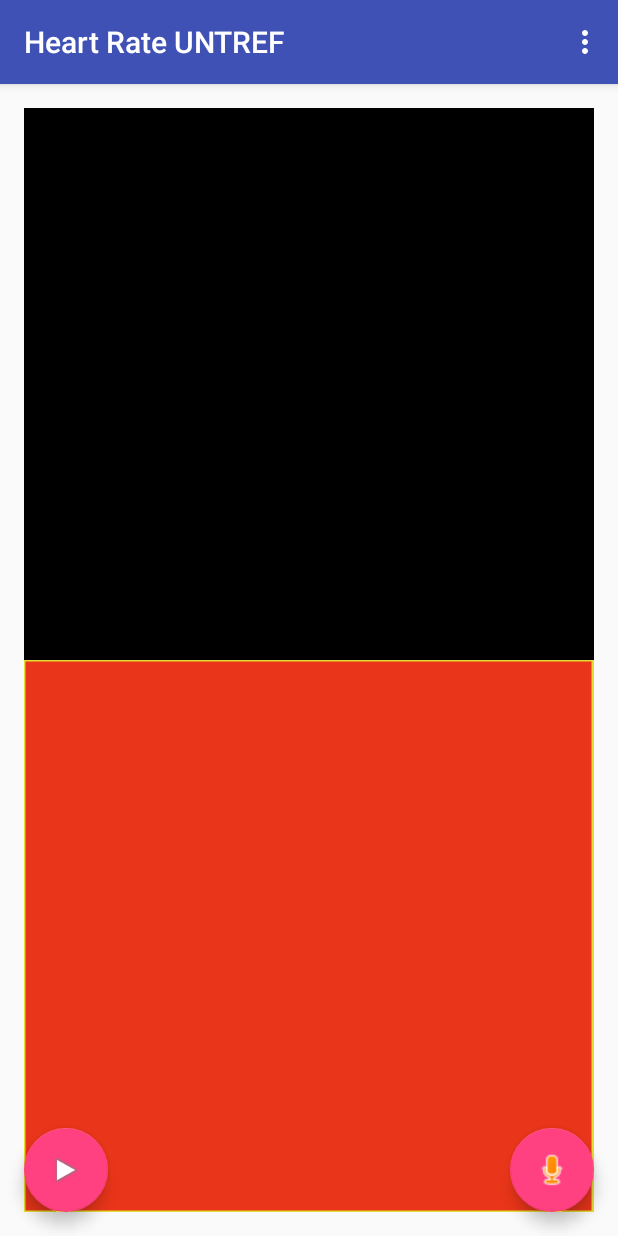
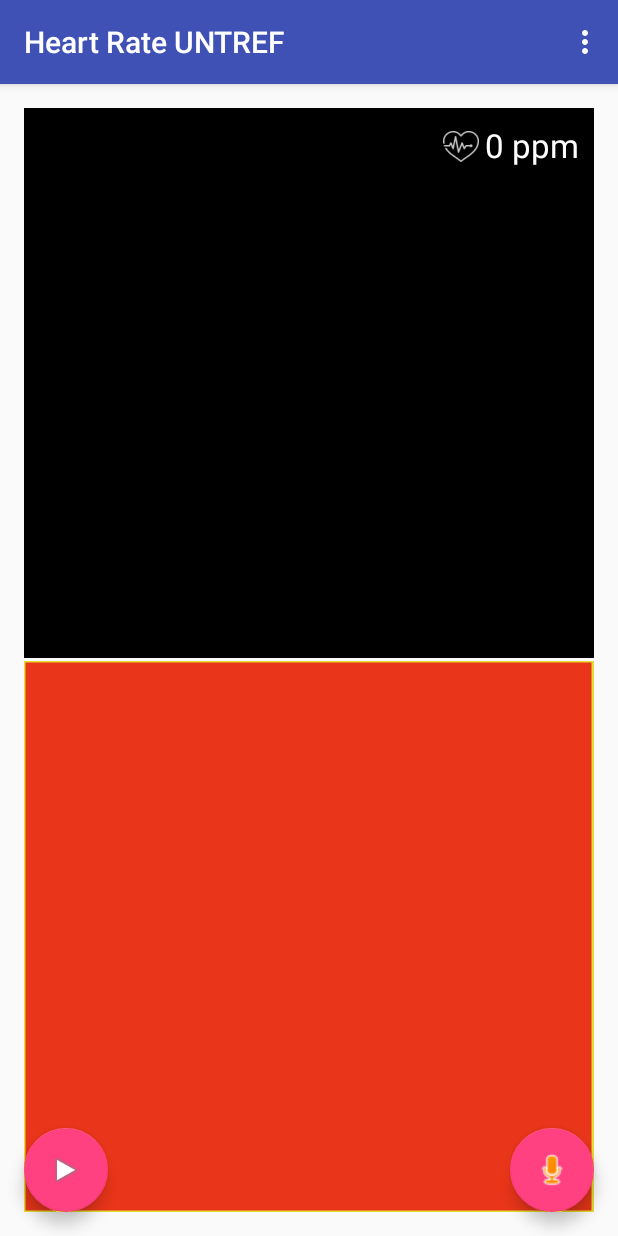
Before and after one commit to davidPerezRamirez/stethoscopeApp, an Android app: the screen it shows after launch (MainActivity), on a phone screen of 412 x 824 dp. Run offline under Robolectric (Android 15) with nearby library versions, the phone set to English and light mode, and no system bars; our stand-ins replace ButterKnife; 1 statement that could not run was skipped.

Commit message:
refactoriza y muestra calculo de frecuencia cardiaca en pantalla principal

```diff
--- a/app/src/main/java/com/newventuresoftware/waveformdemo/MainActivity.java
+++ b/app/src/main/java/com/newventuresoftware/waveformdemo/MainActivity.java
@@ -23,12 +23,16 @@ import android.support.v4.app.ActivityCompat;
 import android.support.v4.content.ContextCompat;
 import android.support.v7.app.AppCompatActivity;
 import android.support.v7.widget.Toolbar;
+import android.util.DisplayMetrics;
 import android.util.Log;
 import android.view.Menu;
 import android.view.MenuItem;
 import android.view.View;
+import android.widget.RelativeLayout;
+import android.widget.TextView;
 
 import com.newventuresoftware.waveform.WaveformView;
+import com.newventuresoftware.waveformdemo.modelo.HeartRate;
 import com.newventuresoftware.waveformdemo.listener.AudioDataReceivedListener;
 import com.newventuresoftware.waveformdemo.listener.PlaybackListener;
 import com.newventuresoftware.waveformdemo.theard.PlaybackThread;
@@ -60,9 +64,14 @@ public class MainActivity extends AppCompatActivity {
     FloatingActionButton fab;
     @BindView(R.id.playFab)
     FloatingActionButton playFab;
+    @BindView(R.id.tv_heartRate)
+    TextView tvHeartRate;
+    @BindView(R.id.rl_containerRecordAudio)
+    RelativeLayout containerRecordAudio;
 
     private RecordingThread mRecordingThread;
     private PlaybackThread mPlaybackThread;
+    private HeartRate heartRate;
 
     @Override
     protected void onCreate(Bundle savedInstanceState) {
@@ -75,12 +84,25 @@ public class MainActivity extends AppCompatActivity {
             @Override
             public void onAudioDataReceived(byte[] data) {
                 short[] buffer = convertArrayByteToArrayShort(data);
+
                 mRealtimeWaveformView.setSamples(buffer);
             }
         });
-
+        this.updateTextViewHeartRate("0");
         this.initializeRecordButton();
         this.initializePlayRecord();
+    }
+
+    private void updateTextViewHeartRate(String heartRateString) {
+        tvHeartRate.setText(heartRateString + " ppm");
+    }
+
+    private void initializeHeartRate(short[] data, int audioLength) {
+        int samplesByGroup = 600;
+
+        this.heartRate = new HeartRate(data, audioLength, samplesByGroup);
+
+        updateTextViewHeartRate(String.valueOf(heartRate.calculateHeartRate()));
     }
 
     private void initializeRecordButton() {
@@ -110,6 +132,7 @@ public class MainActivity extends AppCompatActivity {
         mPlaybackView.setChannels(2);
         mPlaybackView.setSampleRate(PlaybackThread.SAMPLE_RATE);
         mPlaybackView.setSamples(samples);
+        this.initializeHeartRate(samples, mPlaybackView.getAudioLength());
 
         playFab.setOnClickListener(new View.OnClickListener() {
             @Override
@@ -154,7 +177,7 @@ public class MainActivity extends AppCompatActivity {
         byte[] data;
 
         if (mRecordingThread.getTrackRecord() == null) {
-            InputStream is = getResources().openRawResource(R.raw.normal);
+            InputStream is = getResources().openRawResource(R.raw.pulsacion);
 
             try {
                 data = IOUtils.toByteArray(is);
--- a/waveform/src/main/java/com/newventuresoftware/waveform/utils/HeartRate.java
+++ b/app/src/main/java/com/newventuresoftware/waveformdemo/modelo/HeartRate.java
@@ -1,34 +1,32 @@
-package com.newventuresoftware.waveform.utils;
+package com.newventuresoftware.waveformdemo.modelo;
+
+import com.newventuresoftware.waveformdemo.repository.PulseRepository;
 
 import java.util.ArrayList;
 import java.util.List;
 
 public class HeartRate {
 
-    private List<Integer> pulses;
+    private static final int DELTA_MIN_VALUE_PULSE = 220;
+
+    private short[] pulses;
     private Integer audioLength;
 
-    public HeartRate(int audioLength) {
-        this.pulses = new ArrayList<>();
+    public HeartRate(short[] pulses, int audioLength, int samplesSize) {
+
+        PulseRepository pulseRepository = new PulseRepository(pulses, samplesSize);
+        this.pulses = pulseRepository.getPulsesWithLowPassFilter(DELTA_MIN_VALUE_PULSE);
         this.audioLength = audioLength;
     }
 
-    public void savePulse(short pulse) {
-
-        int intPulse = Math.abs(pulse);
-
-        this.pulses.add(intPulse);
-    }
-
     private int averagePulse() {
-
         int sumatoria = 0;
 
         for (int pulse : this.pulses) {
             sumatoria += pulse;
         }
 
-        return sumatoria / this.pulses.size();
+        return sumatoria / this.pulses.length;
     }
 
     private int getCantMaxPulses() {
@@ -59,51 +57,48 @@ public class HeartRate {
         return (int) (heartRate);
     }
 
-    private List<Integer> getMaxPulses() {
+    private short[] getMaxPulses() {
         int average = this.averagePulse();
         int desviacionStandard = this.getStartDeviation() / 2;
-        List<Integer> maximos = new ArrayList<>();
+        List<Short> maximos = new ArrayList<>();
+        short[] arrayMaximos;
 
-        for (int pulse : this.pulses) {
+        for (short pulse : this.pulses) {
             if (pulse >= (average - desviacionStandard) && pulse <= (average + desviacionStandard)) {
                 maximos.add(pulse);
             }
         }
 
-        return maximos;
+        arrayMaximos = new short[maximos.size()];
+        for (int i=0; i < maximos.size(); i++) {
+            arrayMaximos[i] = maximos.get(i);
+        }
+
+        return arrayMaximos;
     }
 
-    public int getStartDeviation() {
-        double sum = 0;
-        double finalsum = 0;
-        double average = 0;
-
-        for (double i : this.pulses) {
-            finalsum = (sum += i);
-        }
-
-        average = finalsum / (this.pulses.size());
-        System.out.println("Average: " + average);
-
+    private int getStartDeviation() {
+        double average;
         double sumX = 0;
         double finalsumX = 0;
+        Double AverageX;
+        Double SquareRoot;
         double[] x1_average = new double[2000];
-        for (int i = 0; i < this.pulses.size(); i++) {
-            double fvalue = (Math.pow((this.pulses.get(i) - average), 2));
+
+        average = this.averagePulse();
+        System.out.println("Average: " + average);
+        for (int i = 0; i < this.pulses.length; i++) {
+            double fvalue = (Math.pow((this.pulses[i] - average), 2));
             x1_average[i] = fvalue;
             System.out.println("test: " + fvalue);
         }
-
         for (double i : x1_average) {
             finalsumX = (sumX += i);
         }
-
-        Double AverageX = finalsumX / (this.pulses.size());
-
-        Double SquareRoot = Math.sqrt(AverageX);
+        AverageX = finalsumX / (this.pulses.length);
+        SquareRoot = Math.sqrt(AverageX);
 
         return SquareRoot.intValue();
-
     }
 
 }
--- /dev/null
+++ b/app/src/main/java/com/newventuresoftware/waveformdemo/repository/PulseRepository.java
@@ -0,0 +1,33 @@
+package com.newventuresoftware.waveformdemo.repository;
+
+import com.newventuresoftware.waveform.utils.SamplingUtils;
+
+import java.util.ArrayList;
+import java.util.List;
+
+public class PulseRepository {
+
+    private SamplingUtils samplingUtils;
+
+    public PulseRepository(short[] pulses, int samples) {
+        this.samplingUtils = new SamplingUtils(pulses, samples);
+    }
+
+    public short[] getPulsesWithLowPassFilter(int dektaValueFilter) {
+        short[] extremes = this.samplingUtils.getMaxExtremes();
+        List<Short> pulses = new ArrayList<>();
+        short[] pulsesWithFilter;
+
+        for (short pulse : extremes) {
+            if (pulse > dektaValueFilter) {
+                pulses.add(pulse);
+            }
+        }
+        pulsesWithFilter = new short[pulses.size()];
+        for (int i = 0; i < pulses.size(); i++) {
+            pulsesWithFilter[i] = pulses.get(i);
+        }
+
+        return pulsesWithFilter;
+    }
+}
--- a/app/src/main/res/layout/content_main.xml
+++ b/app/src/main/res/layout/content_main.xml
@@ -4,31 +4,55 @@
     xmlns:tools="http://schemas.android.com/tools"
     android:layout_width="match_parent"
     android:layout_height="match_parent"
+    android:orientation="vertical"
     android:paddingBottom="@dimen/activity_vertical_margin"
     android:paddingLeft="@dimen/activity_horizontal_margin"
     android:paddingRight="@dimen/activity_horizontal_margin"
     android:paddingTop="@dimen/activity_vertical_margin"
-    android:orientation="vertical"
     app:layout_behavior="@string/appbar_scrolling_view_behavior"
     tools:context="com.newventuresoftware.waveformdemo.MainActivity"
     tools:showIn="@layout/activity_main">
 
-    <com.newventuresoftware.waveform.WaveformView
+    <RelativeLayout
+        android:id="@+id/rl_containerRecordAudio"
         android:layout_width="match_parent"
         android:layout_height="0dp"
-        android:layout_weight="1"
-        app:mode="RECORDING"
-        android:background="#000000"
-        android:id="@+id/waveformView" />
+        android:layout_weight="0.5">
+
+        <TextView
+            android:layout_width="wrap_content"
+            android:layout_height="wrap_content"
+            android:id="@+id/tv_heartRate"
+            android:text="77 ppm"
+            android:textSize="10pt"
+            android:padding="10dp"
+            android:translationZ="1dp"
+            android:layout_alignParentRight="true"
+            android:maxLines="1"
+            android:textColor="@android:color/white"
+            android:drawableLeft="@drawable/ic_heart" />
+
+        <com.newventuresoftware.waveform.WaveformView
+            android:id="@+id/waveformView"
+            android:layout_width="match_parent"
+            android:layout_height="wrap_content"
+            android:background="#000000"
+            app:mode="RECORDING" />
+    </RelativeLayout>
+
+    <android.support.v4.widget.Space
+        android:layout_width="match_parent"
+        android:layout_height="2dp"
+        />
 
     <com.newventuresoftware.waveform.WaveformView
+        android:id="@+id/playbackWaveformView"
         android:layout_width="match_parent"
         android:layout_height="0dp"
-        android:layout_weight="1"
+        android:layout_weight="0.5"
+        android:background="#000000"
         app:mode="PLAYBACK"
-        app:waveformStrokeThickness="3"
         app:waveformColor="#e5dc33"
         app:waveformFillColor="#e93519"
-        android:background="#000000"
-        android:id="@+id/playbackWaveformView" />
+        app:waveformStrokeThickness="3" />
 </LinearLayout>
--- a/waveform/src/main/java/com/newventuresoftware/waveform/WaveformView.java
+++ b/waveform/src/main/java/com/newventuresoftware/waveform/WaveformView.java
@@ -15,7 +15,6 @@ import android.util.AttributeSet;
 import android.view.View;
 
 import com.newventuresoftware.waveform.utils.AudioUtils;
-import com.newventuresoftware.waveform.utils.HeartRate;
 import com.newventuresoftware.waveform.utils.SamplingUtils;
 import com.newventuresoftware.waveform.utils.TextUtils;
 
```
Also changed, not shown: app/src/main/res/drawable-hdpi/ic_heart.png (added), app/src/main/res/drawable-mdpi/ic_heart.png (added), app/src/main/res/drawable-xhdpi/ic_heart.png (added), app/src/main/res/drawable-xxhdpi/ic_heart.png (added).
